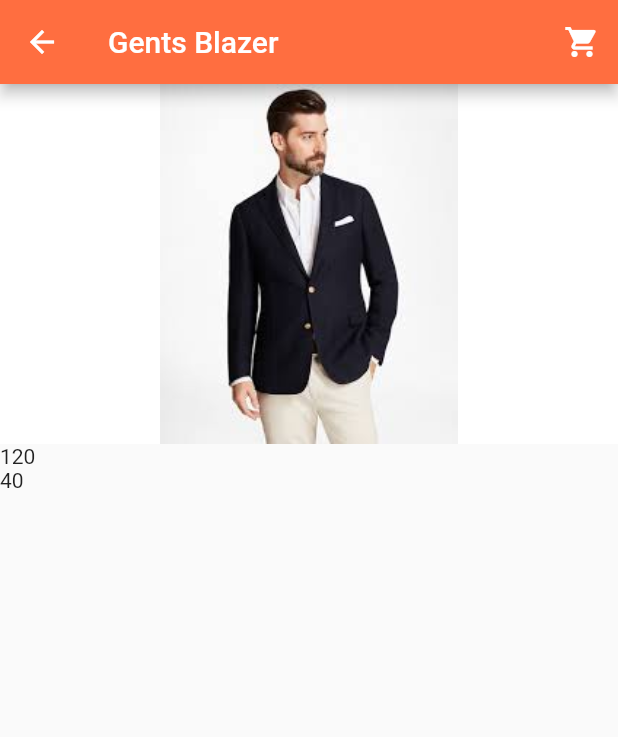
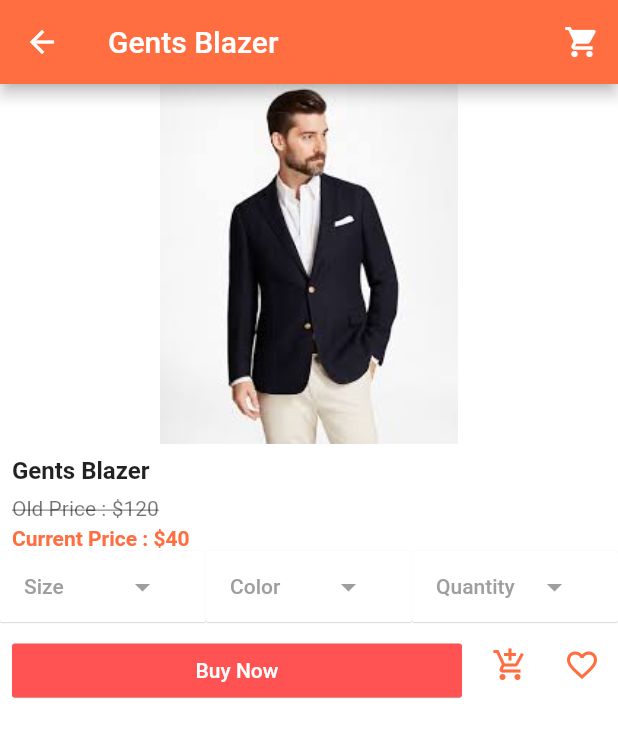
Before and after one commit to shakiz/ecommerce_app, a Flutter app: the screen it shows after launch, after a tap on "Gents Blazer", on a phone screen of 412 x 824 dp. Shown: the top 737 px of the screen. Run offline on Flutter 3.47's test engine with Material 2 defaults, Android fonts, the phone set to English and light mode, and no system bars; our stand-ins replace carousel_pro.

Commit message:
product details part 2

```diff
--- a/lib/screens/product_details.dart
+++ b/lib/screens/product_details.dart
@@ -17,6 +17,7 @@ class _ProductDetailsState extends State<ProductDetails> {
   @override
   Widget build(BuildContext context) {
     return Scaffold(
+      backgroundColor: Colors.white,
       appBar: AppBar(
         backgroundColor: Colors.deepOrangeAccent,
         title: Text(widget.productName),
@@ -34,15 +35,127 @@ class _ProductDetailsState extends State<ProductDetails> {
           Container(
               height: 240,
               child: Container(
-                color: Colors.white,
                 child: Image.asset(widget.productPicture),
               )),
           Container(
-            child: Text("${widget.productOldPrice}"),
+            margin: EdgeInsets.only(left: 8, right: 8, top: 8),
+            child: Text(
+              widget.productName,
+              style: TextStyle(fontSize: 16, fontWeight: FontWeight.bold),
+            ),
           ),
           Container(
-            child: Text("${widget.productPrice}"),
+            margin: EdgeInsets.only(left: 8, right: 8, top: 8),
+            child: Text(
+              "Old Price : \$${widget.productOldPrice}",
+              style: TextStyle(
+                  decoration: TextDecoration.lineThrough,
+                  color: Colors.black54),
+            ),
           ),
+          Container(
+            margin: EdgeInsets.only(left: 8, right: 8, top: 4),
+            child: Text(
+              "Current Price : \$${widget.productPrice}",
+              style: TextStyle(
+                  color: Colors.deepOrangeAccent, fontWeight: FontWeight.bold),
+            ),
+          ),
+          Row(
+            children: <Widget>[
+              Expanded(
+                  child: MaterialButton(
+                onPressed: () {},
+                color: Colors.white,
+                textColor: Colors.grey,
+                elevation: 0.2,
+                child: Row(
+                  children: <Widget>[
+                    Expanded(
+                      child: Text("Size"),
+                    ),
+                    Expanded(
+                      child: IconButton(
+                          icon: Icon(Icons.arrow_drop_down), onPressed: () {}),
+                    )
+                  ],
+                ),
+              )),
+              Expanded(
+                  child: MaterialButton(
+                onPressed: () {},
+                color: Colors.white,
+                textColor: Colors.grey,
+                elevation: 0.2,
+                child: Row(
+                  children: <Widget>[
+                    Expanded(
+                      child: Text("Color"),
+                    ),
+                    Expanded(
+                      child: IconButton(
+                          icon: Icon(Icons.arrow_drop_down), onPressed: () {}),
+                    )
+                  ],
+                ),
+              )),
+              Expanded(
+                  child: MaterialButton(
+                onPressed: () {},
+                color: Colors.white,
+                textColor: Colors.grey,
+                elevation: 0.2,
+                child: Row(
+                  children: <Widget>[
+                    Expanded(
+                      child: Text("Quantity"),
+                    ),
+                    Expanded(
+                      child: IconButton(
+                          icon: Icon(Icons.arrow_drop_down), onPressed: () {}),
+                    )
+                  ],
+                ),
+              ))
+            ],
+          ),
+          Row(
+            children: <Widget>[
+              Expanded(
+                  child: Container(
+                margin: EdgeInsets.only(left: 8, right: 8, top: 8),
+                child: MaterialButton(
+                  onPressed: () {},
+                  color: Colors.redAccent,
+                  textColor: Colors.grey,
+                  elevation: 0.2,
+                  child: Row(
+                    children: <Widget>[
+                      Expanded(
+                        child: Text(
+                          "Buy Now",
+                          style: TextStyle(color: Colors.white),
+                          textAlign: TextAlign.center,
+                        ),
+                      )
+                    ],
+                  ),
+                ),
+              )),
+              IconButton(
+                  icon: Icon(
+                    Icons.add_shopping_cart,
+                    color: Colors.deepOrangeAccent,
+                  ),
+                  onPressed: () {}),
+              IconButton(
+                  icon: Icon(
+                    Icons.favorite_border,
+                    color: Colors.deepOrangeAccent,
+                  ),
+                  onPressed: () {})
+            ],
+          )
         ],
       ),
     );
```
